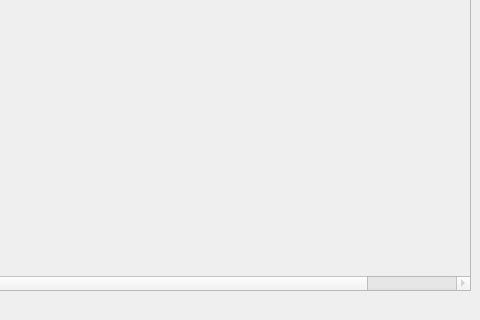
First picture: the form in A-Manager.ui, repository Leu-s/AccountManager_on_PyQt5, before the edit; both pictures show x 500 to 980 and y 240 to 560 of the 980 by 560 pixel window.
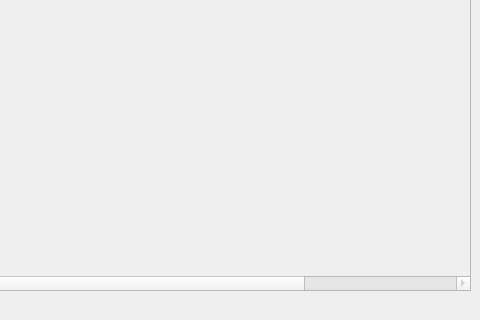
Second picture: the form after the edit. Icons and pictures are not drawn.

Commit message: Added column row_id in UserAccount, for exact identification of the row when deleting

What changed in the file:
```diff
--- a/A-Manager.ui
+++ b/A-Manager.ui
@@ -722,6 +722,11 @@
          <set>AlignCenter</set>
         </property>
        </column>
+       <column>
+        <property name="text">
+         <string>row_id</string>
+        </property>
+       </column>
       </widget>
      </item>
     </layout>
```
The commit also changes 4 other files.
